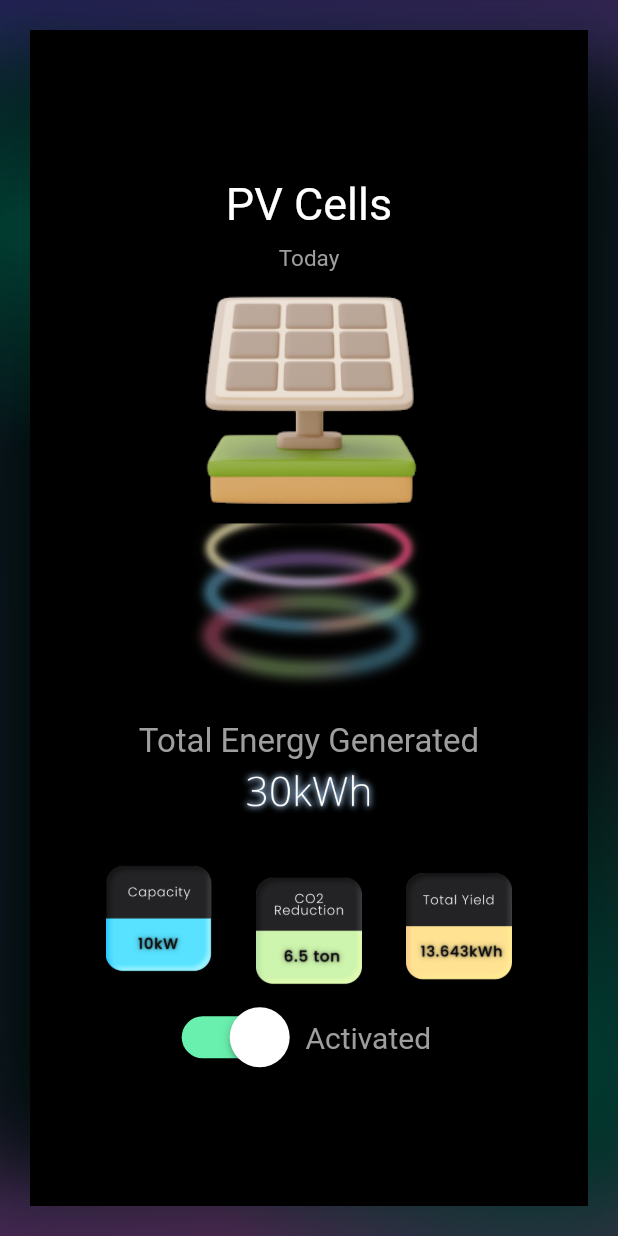
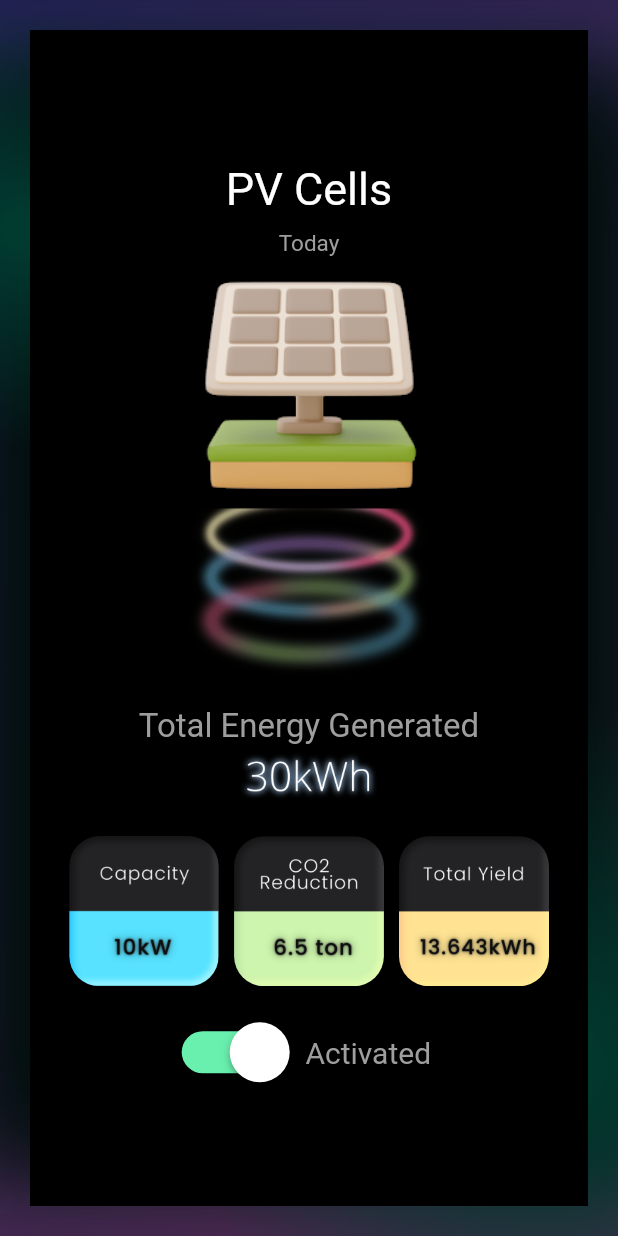
Before and after one commit to jerrychong25/hackust-live-ly-flutter-demo-app, a Flutter app: the MyPVCells screen opened by its route, on a phone screen of 412 x 824 dp. Run offline on Flutter 3.47's test engine with Material 2 defaults, Android fonts, the phone set to English and light mode, and no system bars; our stand-ins replace fluttertoast, splashscreen; missing offline and left inert: window_size.

Commit message:
Modified PV Cells Page

```diff
--- a/lib/screens/pv_cells.dart
+++ b/lib/screens/pv_cells.dart
@@ -90,6 +90,9 @@ class MyPVCells extends StatelessWidget {
                           ),
                         ),
                       ),
+                      const SizedBox(
+                        width: 10,
+                      ),
                       Container(
                         alignment: Alignment.center,
                         width: 100,
@@ -103,6 +106,9 @@ class MyPVCells extends StatelessWidget {
                           ),
                         ),
                       ),
+                      const SizedBox(
+                        width: 10,
+                      ),
                       Container(
                         alignment: Alignment.center,
                         width: 100,
@@ -112,11 +118,15 @@ class MyPVCells extends StatelessWidget {
                             borderRadius: BorderRadius.circular(20.0),
                             child: Image.asset(
                                 'assets/images/total_yield_box.png',
-                                height: 200),
+                                height: 180),
                           ),
                         ),
                       ),
-                    ]),
+                    ]
+                ),
+                const SizedBox(
+                  height: 20,
+                ),
                 SwitchButton(),
               ],
             ),
```
Also changed, not shown: assets/images/capacity_box.png, assets/images/co2_reduction_box.png, assets/images/total_yield_box.png.
